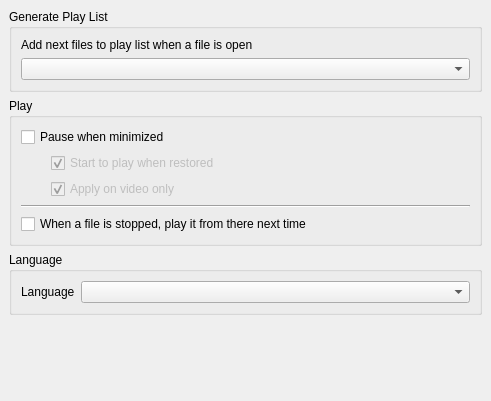
The window that src/cmplayer/ui/prefstack.ui (bylee20/cmplayer-kldp.net) describes before a commit, drawn with Qt 5.
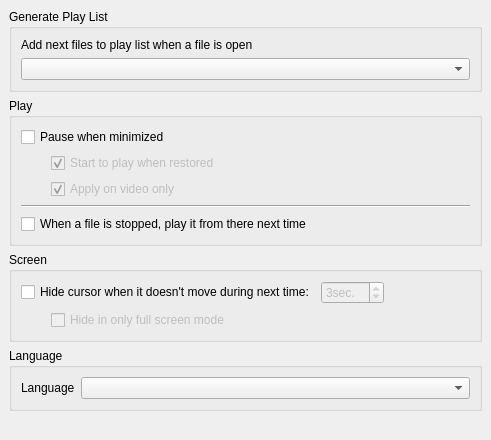
The same window after the commit. Custom widgets are drawn as their Qt base class.

Diff of the .ui file:
```diff
--- a/src/cmplayer/ui/prefstack.ui
+++ b/src/cmplayer/ui/prefstack.ui
@@ -6,14 +6,14 @@
     <x>0</x>
     <y>0</y>
     <width>491</width>
-    <height>401</height>
+    <height>440</height>
    </rect>
   </property>
   <property name="currentIndex" >
    <number>0</number>
   </property>
   <widget class="QWidget" name="general" >
-   <layout class="QVBoxLayout" name="verticalLayout_5" >
+   <layout class="QVBoxLayout" name="verticalLayout_17" >
     <item>
      <widget class="QGroupBox" name="groupBox_4" >
       <property name="title" >
@@ -132,6 +132,88 @@
       </layout>
      </widget>
     </item>
+    <item>
+     <widget class="QGroupBox" name="groupBox_10" >
+      <property name="title" >
+       <string>Screen</string>
+      </property>
+      <layout class="QVBoxLayout" name="verticalLayout_5" >
+       <item>
+        <layout class="QHBoxLayout" name="horizontalLayout" >
+         <item>
+          <widget class="QCheckBox" name="hideCursor" >
+           <property name="text" >
+            <string>Hide cursor when it doesn't move during next time:</string>
+           </property>
+          </widget>
+         </item>
+         <item>
+          <widget class="QSpinBox" name="hideDelay" >
+           <property name="enabled" >
+            <bool>false</bool>
+           </property>
+           <property name="accelerated" >
+            <bool>true</bool>
+           </property>
+           <property name="suffix" >
+            <string>sec.</string>
+           </property>
+           <property name="minimum" >
+            <number>1</number>
+           </property>
+           <property name="value" >
+            <number>3</number>
+           </property>
+          </widget>
+         </item>
+         <item>
+          <spacer name="horizontalSpacer_8" >
+           <property name="orientation" >
+            <enum>Qt::Horizontal</enum>
+           </property>
+           <property name="sizeHint" stdset="0" >
+            <size>
+             <width>0</width>
+             <height>0</height>
+            </size>
+           </property>
+          </spacer>
+         </item>
+        </layout>
+       </item>
+       <item>
+        <layout class="QHBoxLayout" name="horizontalLayout_2" >
+         <item>
+          <spacer name="horizontalSpacer_9" >
+           <property name="orientation" >
+            <enum>Qt::Horizontal</enum>
+           </property>
+           <property name="sizeType" >
+            <enum>QSizePolicy::Fixed</enum>
+           </property>
+           <property name="sizeHint" stdset="0" >
+            <size>
+             <width>30</width>
+             <height>20</height>
+            </size>
+           </property>
+          </spacer>
+         </item>
+         <item>
+          <widget class="QCheckBox" name="hideInFullScreen" >
+           <property name="enabled" >
+            <bool>false</bool>
+           </property>
+           <property name="text" >
+            <string>Hide in only full screen mode</string>
+           </property>
+          </widget>
+         </item>
+        </layout>
+       </item>
+      </layout>
+     </widget>
+    </item>
     <item>
      <widget class="QGroupBox" name="groupBox_9" >
       <property name="title" >
```
Left out of the diff: 32 changed lines with no effect on the pictures.
